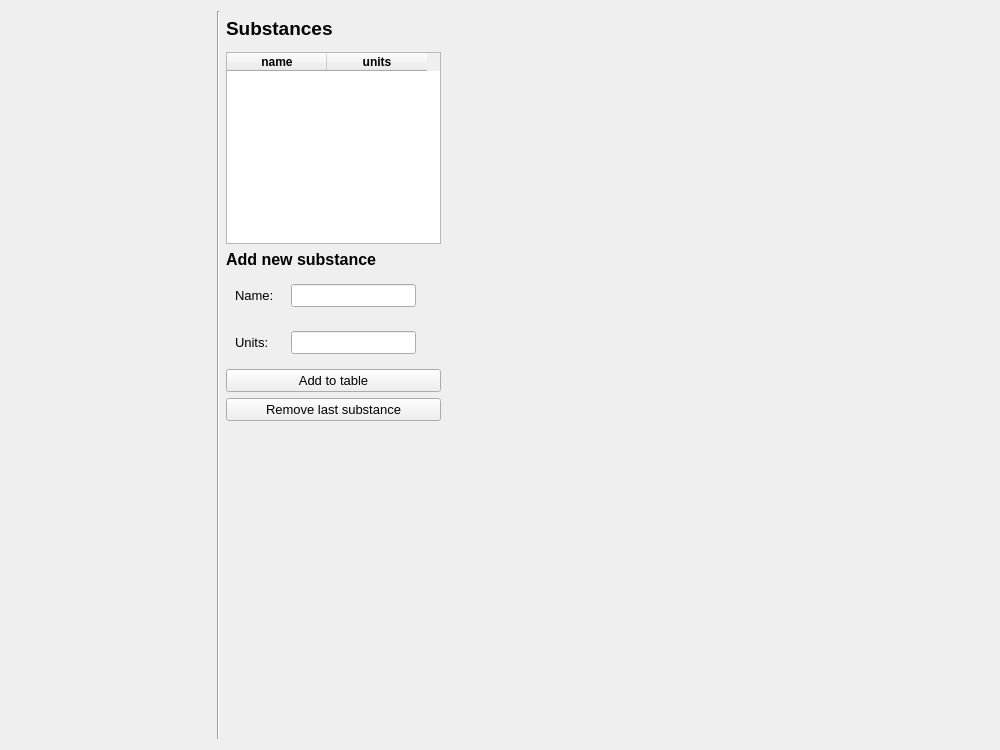
Above: threedi_models_and_simulations/ui/simulation_wizard/page_substances.ui from nens/threedi-api-qgis-client before the change. Below: the same form after it.
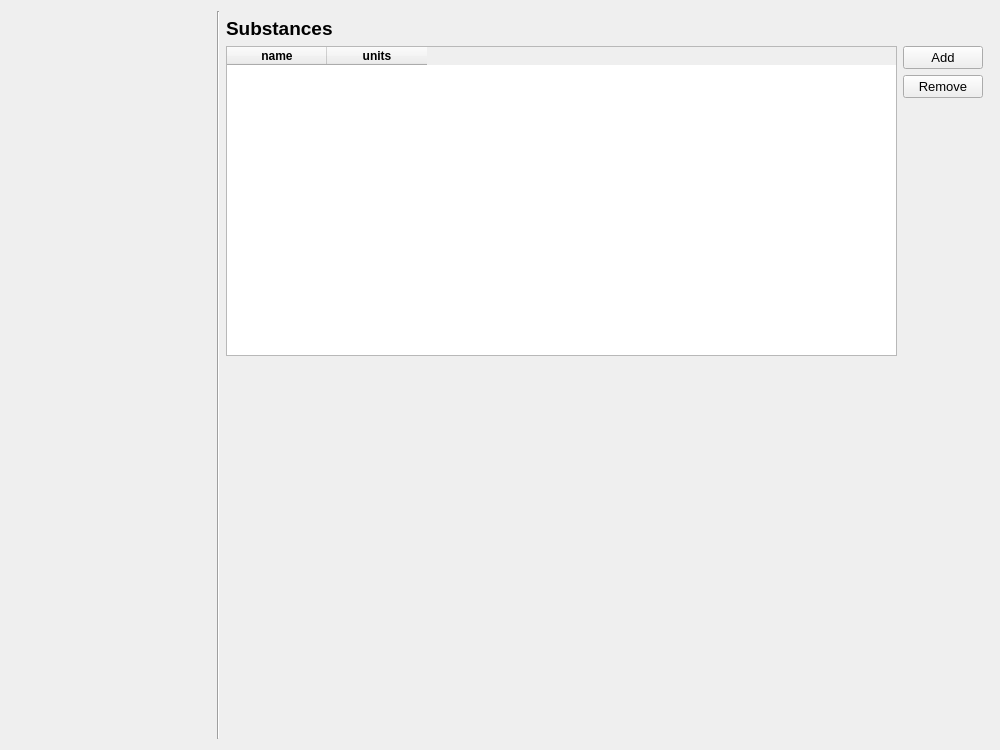
That is the form after the change.

Commit message: [water-quality] Improve UI for substances page (#554)

```diff
--- a/threedi_models_and_simulations/ui/simulation_wizard/page_substances.ui
+++ b/threedi_models_and_simulations/ui/simulation_wizard/page_substances.ui
@@ -41,101 +41,74 @@
    <string notr="true">QComboBox {background-color: rgba(255, 255, 255);}</string>
   </property>
   <layout class="QGridLayout" name="gridLayout">
-   <item row="6" column="2">
-    <widget class="QWidget" name="hw_units" native="true">
+   <item row="0" column="0" rowspan="13">
+    <widget class="QWidget" name="wizard_steps_widget" native="true">
      <property name="sizePolicy">
-      <sizepolicy hsizetype="Fixed" vsizetype="Preferred">
+      <sizepolicy hsizetype="Preferred" vsizetype="Expanding">
        <horstretch>0</horstretch>
        <verstretch>0</verstretch>
       </sizepolicy>
      </property>
-     <layout class="QHBoxLayout" name="horizontalLayout_2">
-      <item>
-       <widget class="QLabel" name="label_4">
-        <property name="minimumSize">
-         <size>
-          <width>50</width>
-          <height>0</height>
-         </size>
-        </property>
-        <property name="baseSize">
-         <size>
-          <width>0</width>
-          <height>0</height>
-         </size>
-        </property>
-        <property name="text">
-         <string>Units:</string>
-        </property>
-       </widget>
-      </item>
-      <item>
-       <widget class="QLineEdit" name="le_units"/>
-      </item>
-     </layout>
-    </widget>
-   </item>
-   <item row="4" column="2">
-    <widget class="QLabel" name="label_2">
-     <property name="font">
-      <font>
-       <pointsize>12</pointsize>
-       <weight>75</weight>
-       <bold>true</bold>
-      </font>
+     <property name="minimumSize">
+      <size>
+       <width>200</width>
+       <height>0</height>
+      </size>
      </property>
-     <property name="text">
-      <string>Add new substance</string>
+     <property name="maximumSize">
+      <size>
+       <width>200</width>
+       <height>16777215</height>
+      </size>
      </property>
     </widget>
    </item>
-   <item row="5" column="2">
-    <widget class="QWidget" name="hw_name" native="true">
-     <property name="sizePolicy">
-      <sizepolicy hsizetype="Fixed" vsizetype="Preferred">
-       <horstretch>0</horstretch>
-       <verstretch>0</verstretch>
-      </sizepolicy>
-     </property>
-     <layout class="QHBoxLayout" name="horizontalLayout">
-      <item>
-       <widget class="QLabel" name="label_3">
-        <property name="minimumSize">
-         <size>
-          <width>50</width>
-          <height>0</height>
-         </size>
-        </property>
-        <property name="baseSize">
-         <size>
-          <width>0</width>
-          <height>0</height>
-         </size>
-        </property>
-        <property name="text">
-         <string>Name:</string>
-        </property>
-       </widget>
-      </item>
-      <item>
-       <widget class="QLineEdit" name="le_name">
-        <property name="maximumSize">
-         <size>
-          <width>16777215</width>
-          <height>16777215</height>
-         </size>
-        </property>
-       </widget>
-      </item>
-     </layout>
-    </widget>
+   <item row="2" column="3">
+    <layout class="QVBoxLayout" name="verticalLayout_2">
+     <item>
+      <widget class="QPushButton" name="pb_add">
+       <property name="text">
+        <string>Add</string>
+       </property>
+      </widget>
+     </item>
+     <item>
+      <widget class="QPushButton" name="pb_remove">
+       <property name="text">
+        <string>Remove</string>
+       </property>
+      </widget>
+     </item>
+     <item>
+      <spacer name="verticalSpacer_2">
+       <property name="orientation">
+        <enum>Qt::Vertical</enum>
+       </property>
+       <property name="sizeHint" stdset="0">
+        <size>
+         <width>20</width>
+         <height>40</height>
+        </size>
+       </property>
+      </spacer>
+     </item>
+    </layout>
    </item>
    <item row="7" column="2">
-    <widget class="QPushButton" name="pb_add_to_table">
-     <property name="text">
-      <string>Add to table</string>
+    <spacer name="verticalSpacer">
+     <property name="orientation">
+      <enum>Qt::Vertical</enum>
      </property>
-    </widget>
+     <property name="sizeType">
+      <enum>QSizePolicy::Expanding</enum>
+     </property>
+     <property name="sizeHint" stdset="0">
+      <size>
+       <width>20</width>
+       <height>50</height>
+      </size>
+     </property>
+    </spacer>
    </item>
    <item row="1" column="2">
     <widget class="QLabel" name="label">
@@ -153,7 +126,7 @@
      </property>
     </widget>
    </item>
-   <item row="14" column="2" colspan="3">
+   <item row="12" column="2" colspan="3">
     <spacer name="horizontalSpacer">
      <property name="orientation">
       <enum>Qt::Horizontal</enum>
@@ -166,23 +139,7 @@
      </property>
     </spacer>
    </item>
-   <item row="9" column="2">
-    <spacer name="verticalSpacer">
-     <property name="orientation">
-      <enum>Qt::Vertical</enum>
-     </property>
-     <property name="sizeType">
-      <enum>QSizePolicy::Expanding</enum>
-     </property>
-     <property name="sizeHint" stdset="0">
-      <size>
-       <width>20</width>
-       <height>50</height>
-      </size>
-     </property>
-    </spacer>
-   </item>
-   <item row="0" column="1" rowspan="15">
+   <item row="0" column="1" rowspan="13">
     <widget class="Line" name="line">
      <property name="sizePolicy">
       <sizepolicy hsizetype="Fixed" vsizetype="Expanding">
@@ -195,43 +152,8 @@
      </property>
     </widget>
    </item>
-   <item row="0" column="0" rowspan="15">
-    <widget class="QWidget" name="wizard_steps_widget" native="true">
-     <property name="sizePolicy">
-      <sizepolicy hsizetype="Preferred" vsizetype="Expanding">
-       <horstretch>0</horstretch>
-       <verstretch>0</verstretch>
-      </sizepolicy>
-     </property>
-     <property name="minimumSize">
-      <size>
-       <width>200</width>
-       <height>0</height>
-      </size>
-     </property>
-     <property name="maximumSize">
-      <size>
-       <width>200</width>
-       <height>16777215</height>
-      </size>
-     </property>
-     <layout class="QVBoxLayout" name="verticalLayout"/>
-    </widget>
-   </item>
-   <item row="3" column="2">
+   <item row="2" column="2">
     <widget class="QTableWidget" name="tw_substances">
-     <property name="sizePolicy">
-      <sizepolicy hsizetype="Minimum" vsizetype="Minimum">
-       <horstretch>0</horstretch>
-       <verstretch>0</verstretch>
-      </sizepolicy>
-     </property>
-     <property name="maximumSize">
-      <size>
-       <width>215</width>
-       <height>16777215</height>
-      </size>
-     </property>
      <column>
       <property name="text">
        <string>name</string>
@@ -256,13 +178,6 @@
      </column>
     </widget>
    </item>
-   <item row="8" column="2">
-    <widget class="QPushButton" name="pb_remove">
-     <property name="text">
-      <string>Remove last substance</string>
-     </property>
-    </widget>
-   </item>
   </layout>
  </widget>
  <tabstops>
```
Left out of the diff: 5 changed lines with no effect on the pictures. The commit also changes 1 other file.
